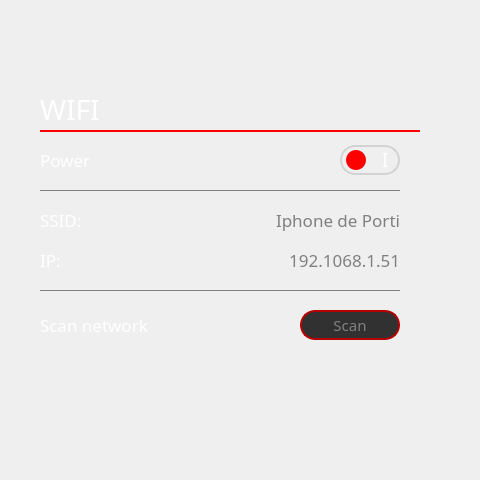
This is GUI_WIDGETS/Settings/design_settings.ui in PortiESP/PortiOS as Qt 5 draws it before an edit; both pictures show x 320 to 800 and y 0 to 480 of the 800 by 480 pixel window. The edited form follows.
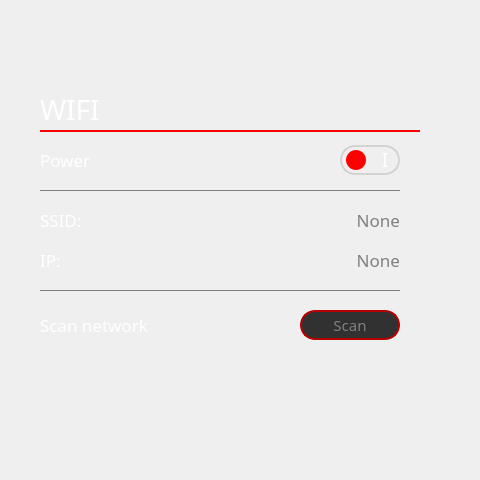
This is the edited form. The open tabs and pages were chosen to show the change. Icons and pictures are not drawn.

The edit to the form file:
```diff
--- a/GUI_WIDGETS/Settings/design_settings.ui
+++ b/GUI_WIDGETS/Settings/design_settings.ui
@@ -821,7 +821,7 @@
 }</string>
        </property>
        <property name="text">
-        <string>192.1068.1.51</string>
+        <string>None</string>
        </property>
        <property name="alignment">
         <set>Qt::AlignRight|Qt::AlignTrailing|Qt::AlignVCenter</set>
@@ -882,7 +882,7 @@
 }</string>
        </property>
        <property name="text">
-        <string>Iphone de Porti</string>
+        <string>None</string>
        </property>
        <property name="alignment">
         <set>Qt::AlignRight|Qt::AlignTrailing|Qt::AlignVCenter</set>
```
Left out of the diff: 2 changed lines with no effect on the pictures.
